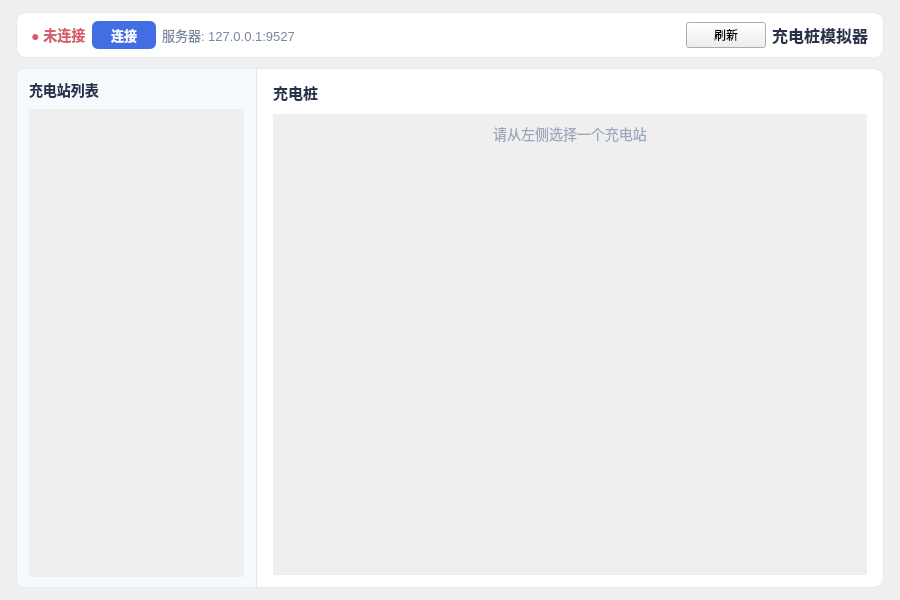
First picture: the form in device_simulator/simwindow.ui, repository enzooli26/codex.1, before the edit.
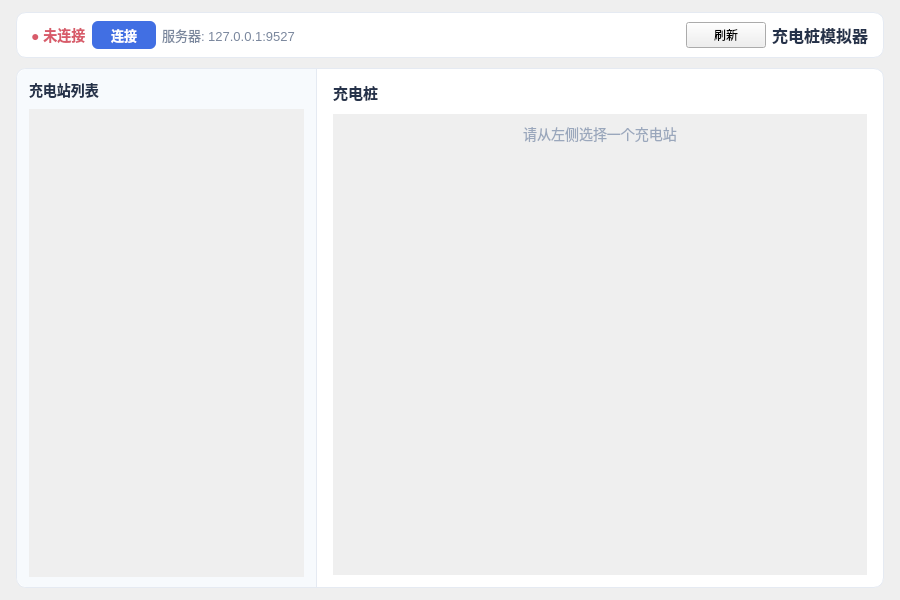
Second picture: the form after the edit.

Commit message: feat: improve client UI and fix edge database migration

What changed in the file:
```diff
--- a/device_simulator/simwindow.ui
+++ b/device_simulator/simwindow.ui
@@ -140,13 +140,13 @@
         <widget class="QFrame" name="leftPanel">
          <property name="minimumSize">
           <size>
-           <width>240</width>
+           <width>300</width>
            <height>0</height>
           </size>
          </property>
          <property name="maximumSize">
           <size>
-           <width>240</width>
+           <width>300</width>
            <height>16777215</height>
           </size>
          </property>
@@ -187,12 +187,15 @@
             <property name="widgetResizable">
              <bool>true</bool>
             </property>
+            <property name="horizontalScrollBarPolicy">
+             <enum>Qt::ScrollBarAlwaysOff</enum>
+            </property>
             <widget class="QWidget" name="scrollContent">
              <property name="geometry">
               <rect>
                <x>0</x>
                <y>0</y>
-               <width>216</width>
+                <width>276</width>
                <height>460</height>
               </rect>
              </property>
```
The commit also changes 7 other files.
